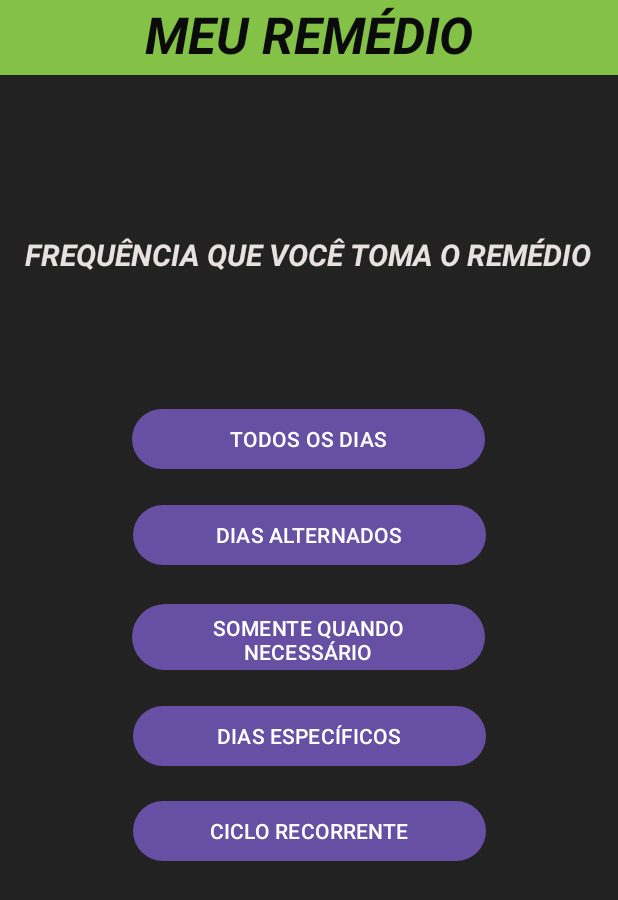
After one commit to thiagolima99/MeuRemedio, an Android app: the TelaFrequencia screen opened directly, with no data from a screen before it, on a phone screen of 412 x 824 dp. The commit adds this screen. Shown: the top 900 px of the screen. Run offline under Robolectric (Android 15) with nearby library versions, the phone set to English and light mode, and no system bars.

Commit message:
add tela nova

```diff
--- /dev/null
+++ b/app/src/main/java/com/example/meuremedio/TelaFrequencia.kt
@@ -0,0 +1,20 @@
+package com.example.meuremedio
+
+import android.os.Bundle
+import androidx.activity.enableEdgeToEdge
+import androidx.appcompat.app.AppCompatActivity
+import androidx.core.view.ViewCompat
+import androidx.core.view.WindowInsetsCompat
+
+class TelaFrequencia : AppCompatActivity() {
+    override fun onCreate(savedInstanceState: Bundle?) {
+        super.onCreate(savedInstanceState)
+        enableEdgeToEdge()
+        setContentView(R.layout.activity_tela_frequencia)
+        ViewCompat.setOnApplyWindowInsetsListener(findViewById(R.id.main)) { v, insets ->
+            val systemBars = insets.getInsets(WindowInsetsCompat.Type.systemBars())
+            v.setPadding(systemBars.left, systemBars.top, systemBars.right, systemBars.bottom)
+            insets
+        }
+    }
+}
--- /dev/null
+++ b/app/src/main/res/layout/activity_tela_frequencia.xml
@@ -0,0 +1,97 @@
+<?xml version="1.0" encoding="utf-8"?>
+<androidx.constraintlayout.widget.ConstraintLayout xmlns:android="http://schemas.android.com/apk/res/android"
+    xmlns:app="http://schemas.android.com/apk/res-auto"
+    xmlns:tools="http://schemas.android.com/tools"
+    android:id="@+id/main"
+    android:layout_width="match_parent"
+    android:layout_height="match_parent"
+    android:background="#222222"
+    tools:context=".TelaFrequencia">
+
+    <TextView
+        android:id="@+id/nomeapp2"
+        android:layout_width="0dp"
+        android:layout_height="50dp"
+        android:background="#83C246"
+        android:backgroundTint="#83C246"
+        android:text="MEU REMÉDIO"
+        android:textAlignment="center"
+        android:textColor="#0B0B0B"
+        android:textSize="34sp"
+        android:textStyle="bold|italic"
+        app:layout_constraintEnd_toEndOf="parent"
+        app:layout_constraintStart_toStartOf="parent"
+        app:layout_constraintTop_toTopOf="parent" />
+
+    <TextView
+        android:id="@+id/texto2"
+        android:layout_width="wrap_content"
+        android:layout_height="wrap_content"
+        android:layout_marginTop="156dp"
+        android:text="FREQUÊNCIA QUE VOCÊ TOMA O REMÉDIO"
+        android:textColor="#E8E1E1"
+        android:textSize="20sp"
+        android:textStyle="bold|italic"
+        app:layout_constraintEnd_toEndOf="parent"
+        app:layout_constraintHorizontal_bias="0.482"
+        app:layout_constraintStart_toStartOf="parent"
+        app:layout_constraintTop_toTopOf="@+id/nomeapp2" />
+
+    <Button
+        android:id="@+id/button"
+        android:layout_width="235dp"
+        android:layout_height="48dp"
+        android:text="TODOS OS DIAS"
+        app:layout_constraintBottom_toBottomOf="parent"
+        app:layout_constraintEnd_toEndOf="parent"
+        app:layout_constraintHorizontal_bias="0.498"
+        app:layout_constraintStart_toStartOf="parent"
+        app:layout_constraintTop_toTopOf="@+id/nomeapp2"
+        app:layout_constraintVertical_bias="0.346" />
+
+    <Button
+        android:id="@+id/button2"
+        android:layout_width="235dp"
+        android:layout_height="48dp"
+        android:text="DIAS ALTERNADOS"
+        app:layout_constraintBottom_toBottomOf="parent"
+        app:layout_constraintEnd_toEndOf="parent"
+        app:layout_constraintStart_toStartOf="parent"
+        app:layout_constraintTop_toTopOf="@+id/nomeapp2"
+        app:layout_constraintVertical_bias="0.429" />
+
+    <Button
+        android:id="@+id/button3"
+        android:layout_width="235dp"
+        android:layout_height="52dp"
+        android:text="SOMENTE QUANDO NECESSÁRIO"
+        app:layout_constraintBottom_toBottomOf="parent"
+        app:layout_constraintEnd_toEndOf="parent"
+        app:layout_constraintHorizontal_bias="0.497"
+        app:layout_constraintStart_toStartOf="parent"
+        app:layout_constraintTop_toTopOf="@+id/nomeapp2"
+        app:layout_constraintVertical_bias="0.516" />
+
+    <Button
+        android:id="@+id/button4"
+        android:layout_width="235dp"
+        android:layout_height="48dp"
+        android:text="DIAS ESPECÍFICOS"
+        app:layout_constraintBottom_toBottomOf="parent"
+        app:layout_constraintEnd_toEndOf="parent"
+        app:layout_constraintStart_toStartOf="parent"
+        app:layout_constraintTop_toTopOf="@+id/nomeapp2"
+        app:layout_constraintVertical_bias="0.601" />
+
+    <Button
+        android:id="@+id/button5"
+        android:layout_width="235dp"
+        android:layout_height="48dp"
+        android:text="CICLO RECORRENTE"
+        app:layout_constraintBottom_toBottomOf="parent"
+        app:layout_constraintEnd_toEndOf="parent"
+        app:layout_constraintStart_toStartOf="parent"
+        app:layout_constraintTop_toTopOf="@+id/nomeapp2"
+        app:layout_constraintVertical_bias="0.683" />
+
+</androidx.constraintlayout.widget.ConstraintLayout>
```
Also changed, not shown: app/src/main/AndroidManifest.xml (+6 -3 lines), app/src/main/res/layout/activity_main.xml (+16 -8 lines), app/src/main/res/layout/activity_tela_inicial.xml (+11 -8 lines).
